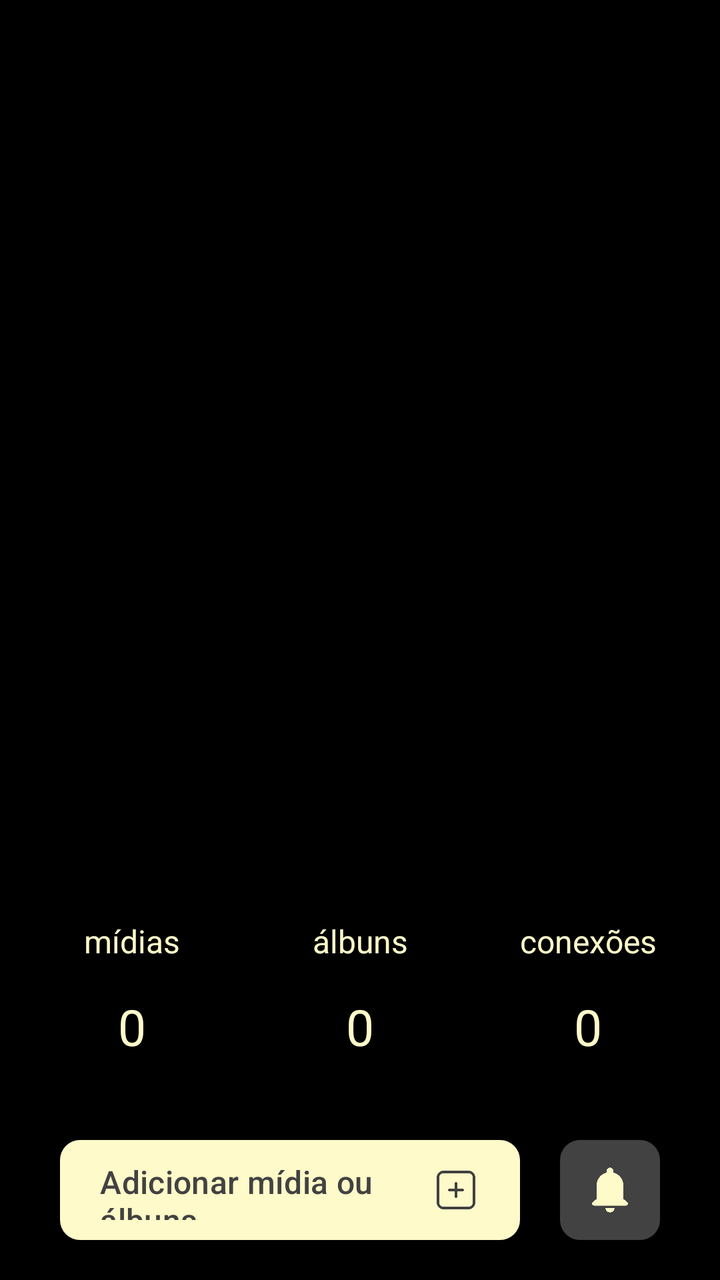
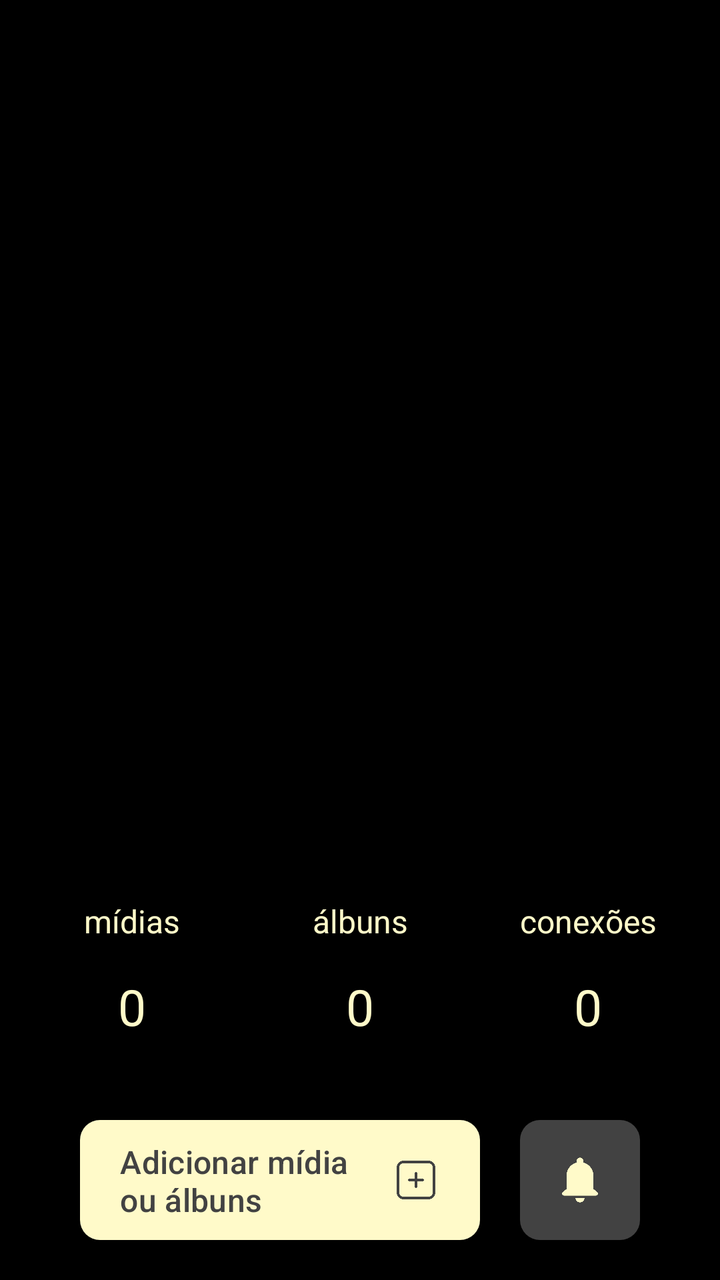

Two renders of the same Android screen: before a commit and after it. Below are the layout's source before the change and the commit's diff.
<!-- AndroidManifest.xml: application theme Theme.Monaly -->
<!-- res/layout/fragment_feed.xml -->
<?xml version="1.0" encoding="utf-8"?>
<androidx.constraintlayout.widget.ConstraintLayout xmlns:android="http://schemas.android.com/apk/res/android"
    xmlns:app="http://schemas.android.com/apk/res-auto"
    xmlns:tools="http://schemas.android.com/tools"
    android:layout_width="match_parent"
    android:layout_height="match_parent"
    android:background="@color/black"
    tools:context=".ui.fragment.navegation.FeedFragment">

    <com.google.android.material.button.MaterialButton
        android:id="@+id/buttonAdd"
        android:layout_width="0dp"
        android:layout_height="50dp"
        android:layout_marginStart="30dp"
        android:layout_marginEnd="20dp"
        android:layout_marginBottom="20dp"
        android:background="@drawable/drawable_background_button_gray_dark_10_dp"
        android:gravity="start|center_vertical"
        android:paddingStart="20dp"
        android:paddingEnd="20dp"
        android:text="@string/feed_button_to_add"
        android:textAllCaps="false"
        android:textColor="@color/gray_dark"
        android:textSize="16sp"
        app:backgroundTint="@color/bage_neutral"
        app:icon="@drawable/ic_add_gray_dark"
        app:iconGravity="end"
        app:iconSize="24dp"
        app:iconTint="@null"
        app:layout_constraintBottom_toBottomOf="parent"
        app:layout_constraintEnd_toStartOf="@+id/buttonNotification"
        app:layout_constraintHorizontal_bias="0.0"
        app:layout_constraintStart_toStartOf="parent" />

    <com.google.android.material.button.MaterialButton
        android:id="@+id/buttonNotification"
        android:layout_width="50dp"
        android:layout_height="50dp"
        android:layout_marginEnd="30dp"
        android:layout_marginBottom="20dp"
        android:background="@drawable/drawable_background_button_gray_dark_10_dp"
        android:contentDescription="@string/feed_content_description_notification"
        android:insetTop="0dp"
        android:insetBottom="0dp"
        android:padding="0dp"
        app:backgroundTint="@color/gray_dark"
        app:icon="@drawable/ic_notification_bage_neutral"
        app:iconGravity="textStart"
        app:iconPadding="0dp"
        app:iconSize="28dp"
        app:iconTint="@null"
        app:layout_constraintBottom_toBottomOf="parent"
        app:layout_constraintEnd_toEndOf="parent" />

    <TextView
        android:id="@+id/textDefaultAlbun"
        android:layout_width="wrap_content"
        android:layout_height="wrap_content"
        android:layout_marginBottom="40dp"
        android:text="@string/feed__defaut_number"
        android:textColor="@color/bage_neutral"
        android:textSize="25dp"
        app:layout_constraintBottom_toTopOf="@+id/buttonAdd"
        app:layout_constraintEnd_toEndOf="parent"
        app:layout_constraintStart_toStartOf="parent" />

    <TextView
        android:id="@+id/textDefaultConection"
        android:layout_width="wrap_content"
        android:layout_height="wrap_content"
        android:layout_marginStart="100dp"
        android:text="@string/feed__defaut_number"
        android:textColor="@color/bage_neutral"
        android:textSize="25dp"
        app:layout_constraintBottom_toBottomOf="@+id/textDefaultAlbun"
        app:layout_constraintStart_toEndOf="@+id/textDefaultAlbun" />

    <TextView
        android:id="@+id/textDefaultMidia"
        android:layout_width="wrap_content"
        android:layout_height="wrap_content"
        android:layout_marginEnd="100dp"
        android:text="@string/feed__defaut_number"
        android:textColor="@color/bage_neutral"
        android:textSize="25dp"
        app:layout_constraintBottom_toBottomOf="@+id/textDefaultAlbun"
        app:layout_constraintEnd_toStartOf="@+id/textDefaultAlbun" />

    <TextView
        android:id="@+id/textTitleAlbun"
        android:layout_width="wrap_content"
        android:layout_height="wrap_content"
        android:layout_marginBottom="15dp"
        android:text="@string/feed_title_albuns"
        android:textColor="@color/bage_neutral"
        android:textSize="16dp"
        app:layout_constraintBottom_toTopOf="@+id/textDefaultAlbun"
        app:layout_constraintEnd_toEndOf="parent"
        app:layout_constraintStart_toStartOf="parent" />

    <TextView
        android:id="@+id/textTitleConection"
        android:layout_width="wrap_content"
        android:layout_height="wrap_content"
        android:layout_marginBottom="15dp"
        android:text="@string/feed_title_conections"
        android:textColor="@color/bage_neutral"
        android:textSize="16dp"
        app:layout_constraintBottom_toTopOf="@+id/textDefaultConection"
        app:layout_constraintEnd_toEndOf="@+id/textDefaultConection"
        app:layout_constraintStart_toStartOf="@+id/textDefaultConection" />

    <TextView
        android:id="@+id/textTitleMidia"
        android:layout_width="wrap_content"
        android:layout_height="wrap_content"
        android:layout_marginBottom="15dp"
        android:text="@string/feed_title_midia"
        android:textColor="@color/bage_neutral"
        android:textSize="16dp"
        app:layout_constraintBottom_toTopOf="@+id/textDefaultMidia"
        app:layout_constraintEnd_toEndOf="@+id/textDefaultMidia"
        app:layout_constraintStart_toStartOf="@+id/textDefaultMidia" />

</androidx.constraintlayout.widget.ConstraintLayout>
<!-- resources referenced by this layout -->
<resources>
  <color name="bage_neutral">#FFFAC9</color>
  <color name="black">#000000</color>
  <color name="gray_dark">#424242</color>
  <!-- drawable drawable_background_button_gray_dark_10_dp (drawable) -->
  <?xml version="1.0" encoding="utf-8"?>
  <shape xmlns:android="http://schemas.android.com/apk/res/android">
  
      <corners android:radius="10dp"/>
      <solid android:color="@color/gray_dark"/>
  
  </shape>
  <!-- drawable ic_add_gray_dark: png bitmap (drawable, 1667 bytes) -->
  <!-- drawable ic_notification_bage_neutral: png bitmap (drawable, 1421 bytes) -->
  <string name="feed__defaut_number">0</string>
  <string name="feed_button_to_add">Adicionar mídia ou álbuns</string>
  <string name="feed_content_description_notification">Botão de notificação</string>
  <string name="feed_title_albuns">álbuns</string>
  <string name="feed_title_conections">conexões</string>
  <string name="feed_title_midia">mídias</string>
  <style name="Theme.Monaly" parent="Base.Theme.Monaly" />
  <style name="Base.Theme.Monaly" parent="Theme.Material3.DayNight.NoActionBar">
  
  
          
          
  
  
          
          <item name="android:navigationBarColor">@color/black</item>
  
  
      </style>
</resources>

<!-- the commit's change to res/layout/fragment_feed.xml (unified diff, before → after) -->
@@ -10,8 +10,8 @@
     <com.google.android.material.button.MaterialButton
         android:id="@+id/buttonAdd"
         android:layout_width="0dp"
-        android:layout_height="50dp"
-        android:layout_marginStart="30dp"
+        android:layout_height="60dp"
+        android:layout_marginStart="40dp"
         android:layout_marginEnd="20dp"
         android:layout_marginBottom="20dp"
         android:background="@drawable/drawable_background_button_gray_dark_10_dp"
@@ -34,9 +34,9 @@
 
     <com.google.android.material.button.MaterialButton
         android:id="@+id/buttonNotification"
-        android:layout_width="50dp"
-        android:layout_height="50dp"
-        android:layout_marginEnd="30dp"
+        android:layout_width="60dp"
+        android:layout_height="60dp"
+        android:layout_marginEnd="40dp"
         android:layout_marginBottom="20dp"
         android:background="@drawable/drawable_background_button_gray_dark_10_dp"
         android:contentDescription="@string/feed_content_description_notification"
